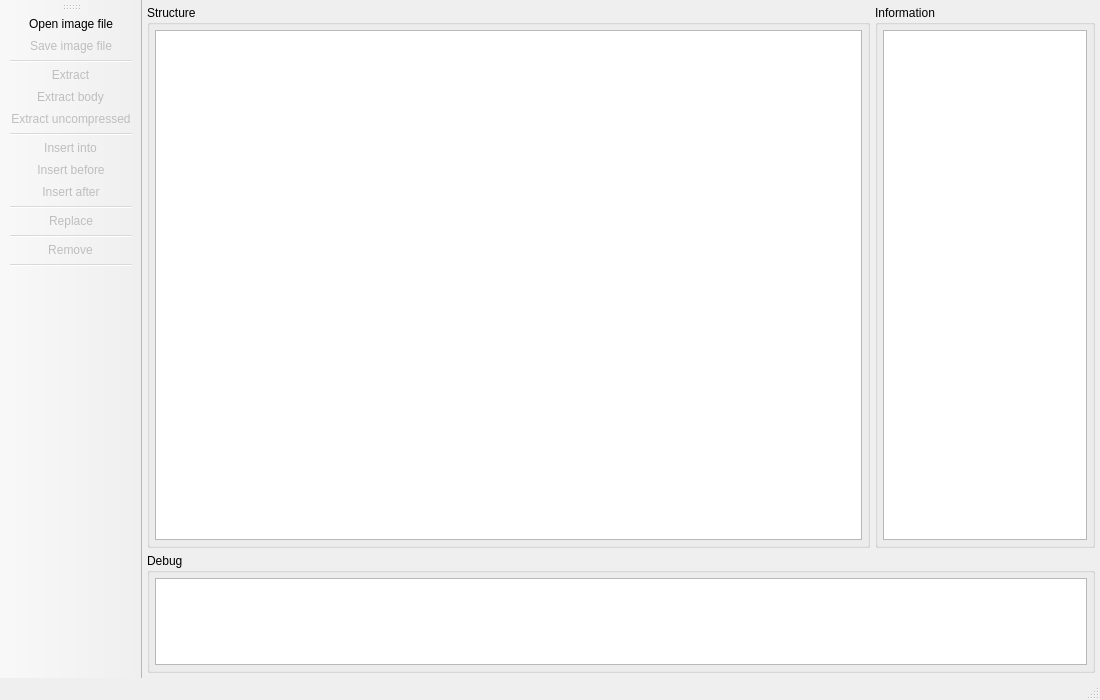
Before: the Qt Designer form uefitool.ui in LongSoft/UEFITool, drawn with Qt 5.
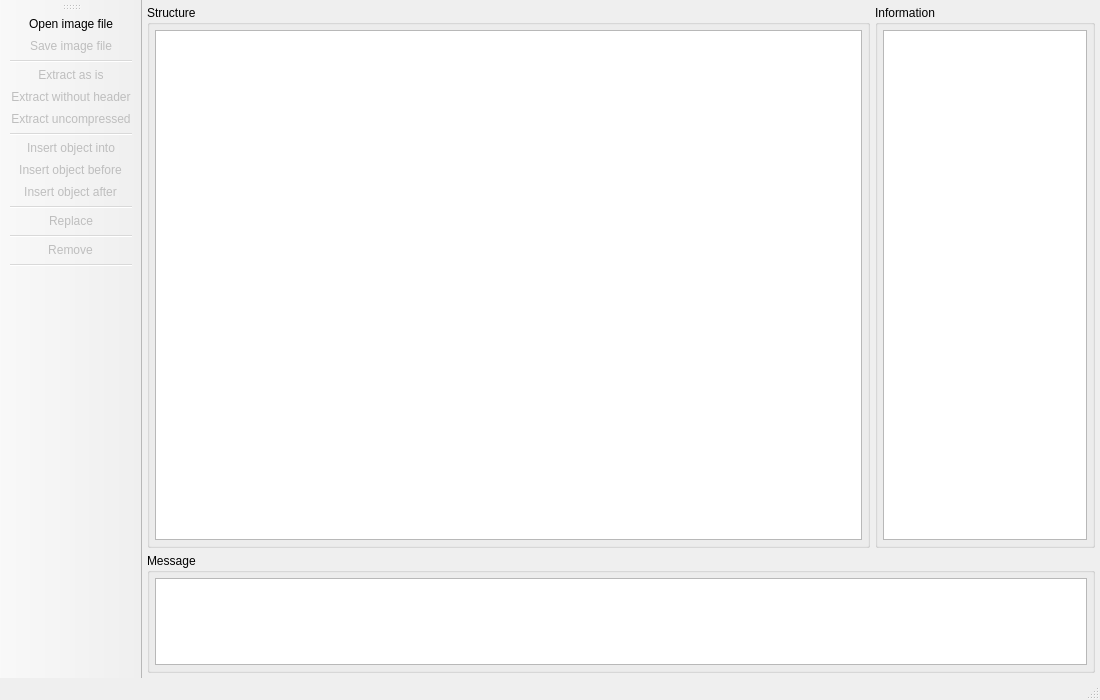
After: the same form once the commit is applied.

The edit to the form file:
```diff
--- a/uefitool.ui
+++ b/uefitool.ui
@@ -149,7 +149,7 @@
        </size>
       </property>
       <property name="title">
-       <string>Debug</string>
+       <string>Message</string>
       </property>
       <layout class="QHBoxLayout" name="horizontalLayout">
        <property name="spacing">
@@ -201,7 +201,7 @@
     <bool>false</bool>
    </property>
    <property name="text">
-    <string>Insert after...</string>
+    <string>Insert object after...</string>
    </property>
    <property name="toolTip">
     <string>Insert an object from file after selected object</string>
@@ -215,7 +215,7 @@
     <bool>false</bool>
    </property>
    <property name="text">
-    <string>Insert before...</string>
+    <string>Insert object before...</string>
    </property>
    <property name="toolTip">
     <string>Insert object from file before selected object</string>
@@ -243,7 +243,7 @@
     <bool>false</bool>
    </property>
    <property name="text">
-    <string>Extract...</string>
+    <string>Extract as is...</string>
    </property>
    <property name="toolTip">
     <string>Extract selected object to file</string>
@@ -257,7 +257,7 @@
     <bool>false</bool>
    </property>
    <property name="text">
-    <string>Extract body...</string>
+    <string>Extract without header...</string>
    </property>
    <property name="toolTip">
     <string>Extract selected object without header to file</string>
@@ -310,7 +310,7 @@
     <bool>false</bool>
    </property>
    <property name="text">
-    <string>Insert into...</string>
+    <string>Insert object into...</string>
    </property>
    <property name="toolTip">
     <string>Insert object from file into selected object</string>
```
Left out of the diff: 8 changed lines with no effect on the pictures.
